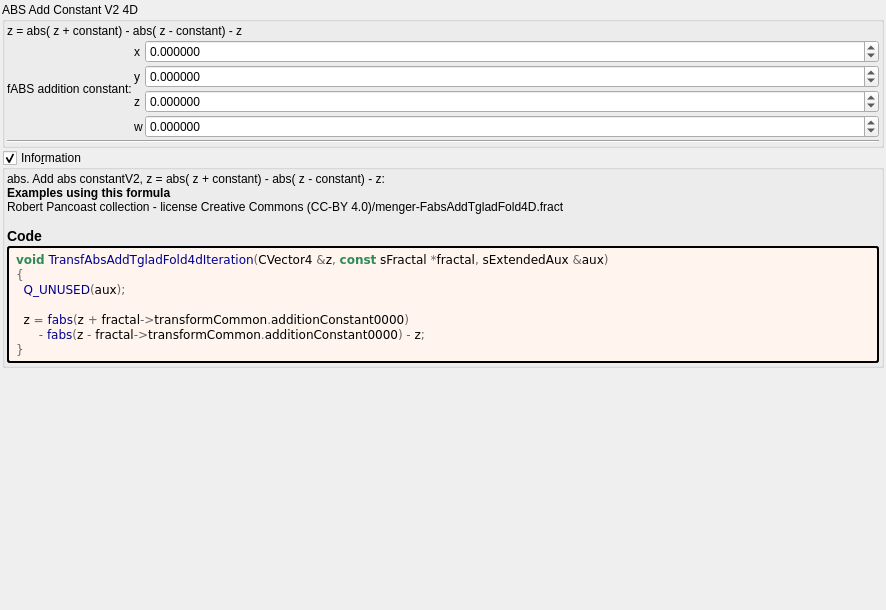
Before: the Qt Designer form mandelbulber2/formula/ui/transf_abs_add_tglad_fold4d.ui in buddhi1980/mandelbulber2, drawn with Qt 5.
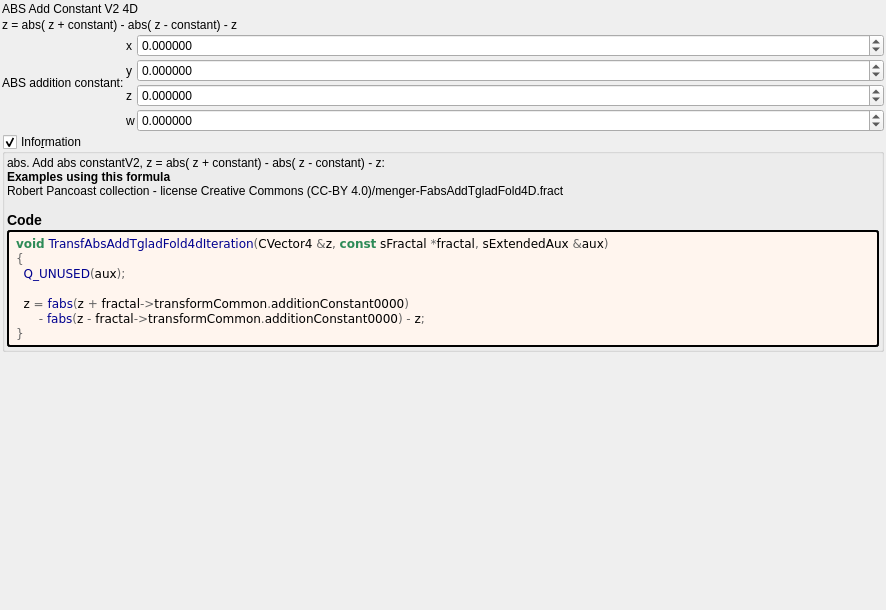
After: the same form once the commit is applied. Custom widgets are drawn as their Qt base class.

The edit to the form file:
```diff
--- a/mandelbulber2/formula/ui/transf_abs_add_tglad_fold4d.ui
+++ b/mandelbulber2/formula/ui/transf_abs_add_tglad_fold4d.ui
@@ -30,32 +30,15 @@
     <number>2</number>
    </property>
    <item>
-    <widget class="QGroupBox" name="groupBox">
-     <property name="title">
-      <string>ABS Add Constant V2 4D</string>
-     </property>
-     <property name="checkable">
-      <bool>false</bool>
-     </property>
-     <layout class="QVBoxLayout" name="verticalLayout_3" stretch="0,0,0">
-      <property name="spacing">
-       <number>2</number>
-      </property>
-      <property name="leftMargin">
-       <number>2</number>
-      </property>
-      <property name="topMargin">
-       <number>2</number>
-      </property>
-      <property name="rightMargin">
-       <number>2</number>
-      </property>
-      <property name="bottomMargin">
-       <number>2</number>
-      </property>
-      <item>
        <widget class="QLabel" name="label">
         <property name="text">
+      <string>ABS Add Constant V2 4D</string>
+     </property>
+    </widget>
+   </item>
+   <item>
+    <widget class="QLabel" name="label_2">
+     <property name="text">
          <string>z = abs( z + constant) - abs( z - constant) - z</string>
         </property>
        </widget>
@@ -196,7 +179,7 @@
         <item row="0" column="0" rowspan="4">
          <widget class="QLabel" name="label_23">
           <property name="text">
-           <string>fABS addition constant:</string>
+        <string>ABS addition constant:</string>
           </property>
           <property name="wordWrap">
            <bool>true</bool>
@@ -204,16 +187,6 @@
          </widget>
         </item>
        </layout>
-      </item>
-      <item>
-       <widget class="Line" name="line_6">
-        <property name="orientation">
-         <enum>Qt::Horizontal</enum>
-        </property>
-       </widget>
-      </item>
-     </layout>
-    </widget>
    </item>
    <item>
     <widget class="MyGroupBox" name="groupCheck_info">
```
Left out of the diff: 2 changed lines with no effect on the pictures. Lines whose indentation alone changed are shown as unchanged.
